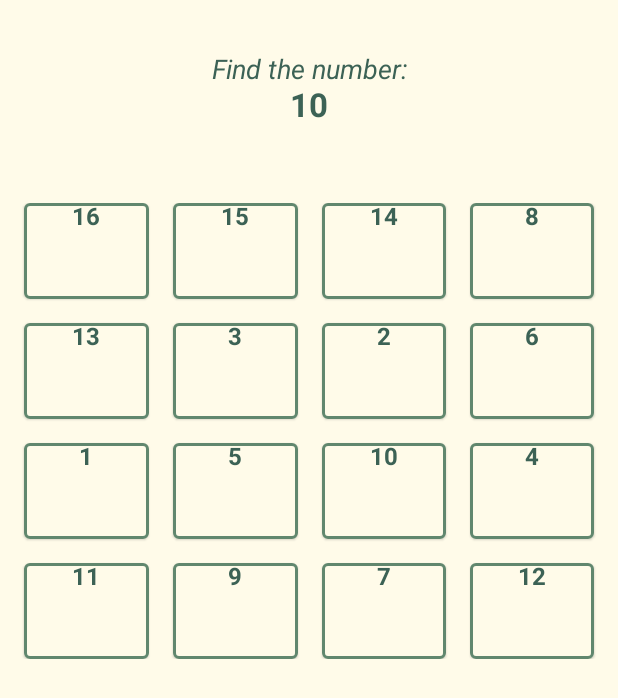
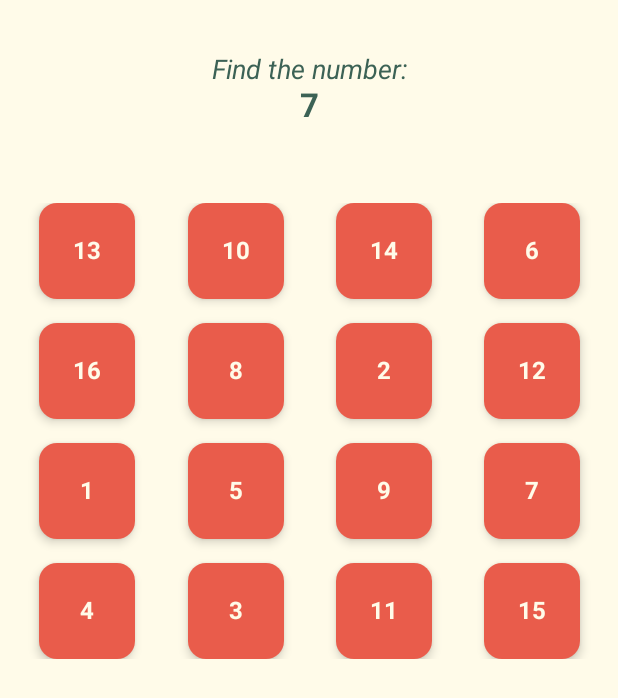
Before and after one commit to gbilgeturk/fick, an Android app built with Jetpack Compose: the GameScreen screen opened through its navigation route, on a phone screen of 412 x 824 dp. Shown: the top 698 px of the screen. Run offline under Robolectric (Android 15) with nearby library versions, the phone set to English and light mode, and no system bars; our stand-ins replace constraintlayout-compose.

Commit message:
change: cell layout

```diff
--- a/app/build.gradle
+++ b/app/build.gradle
@@ -62,5 +62,6 @@ dependencies {
     debugImplementation "androidx.compose.ui:ui-tooling:$compose_ui_version"
     debugImplementation "androidx.compose.ui:ui-test-manifest:$compose_ui_version"
     implementation "androidx.navigation:navigation-compose:2.5.3"
+    implementation "androidx.constraintlayout:constraintlayout-compose:1.0.1"
 
 }
--- a/app/src/main/java/com/gokturk/bilgeturk/fick/MainActivity.kt
+++ b/app/src/main/java/com/gokturk/bilgeturk/fick/MainActivity.kt
@@ -13,15 +13,19 @@ import androidx.activity.compose.LocalOnBackPressedDispatcherOwner
 import androidx.activity.compose.setContent
 import androidx.compose.foundation.BorderStroke
 import androidx.compose.foundation.background
+import androidx.compose.foundation.border
 import androidx.compose.foundation.clickable
 import androidx.compose.foundation.layout.Arrangement
 import androidx.compose.foundation.layout.Box
 import androidx.compose.foundation.layout.Column
+import androidx.compose.foundation.layout.Row
 import androidx.compose.foundation.layout.Spacer
 import androidx.compose.foundation.layout.fillMaxSize
 import androidx.compose.foundation.layout.fillMaxWidth
 import androidx.compose.foundation.layout.height
 import androidx.compose.foundation.layout.padding
+import androidx.compose.foundation.layout.width
+import androidx.compose.foundation.layout.wrapContentSize
 import androidx.compose.foundation.lazy.grid.GridCells
 import androidx.compose.foundation.lazy.grid.LazyVerticalGrid
 import androidx.compose.foundation.lazy.grid.itemsIndexed
@@ -42,6 +46,7 @@ import androidx.compose.runtime.setValue
 import androidx.compose.ui.Alignment
 import androidx.compose.ui.Modifier
 import androidx.compose.ui.graphics.Color
+import androidx.compose.ui.graphics.RectangleShape
 import androidx.compose.ui.platform.LocalContext
 import androidx.compose.ui.res.colorResource
 import androidx.compose.ui.text.font.FontStyle
@@ -49,45 +54,28 @@ import androidx.compose.ui.text.font.FontWeight
 import androidx.compose.ui.text.style.TextAlign
 import androidx.compose.ui.unit.dp
 import androidx.compose.ui.unit.sp
+import androidx.constraintlayout.compose.ConstraintLayout
 import androidx.navigation.NavController
 import androidx.navigation.compose.NavHost
 import androidx.navigation.compose.composable
 import androidx.navigation.compose.rememberNavController
+import com.gokturk.bilgeturk.fick.ui.theme.BorderColor
 import com.gokturk.bilgeturk.fick.ui.theme.FickTheme
+import com.gokturk.bilgeturk.fick.ui.theme.StartTimeColor
+import com.gokturk.bilgeturk.fick.ui.theme.TextColor
 import java.text.SimpleDateFormat
 import java.util.Date
 import kotlin.random.Random
 
 class MainActivity : ComponentActivity() {
 
-
     @SuppressLint("UnrememberedMutableState")
     override fun onCreate(savedInstanceState: Bundle?) {
         super.onCreate(savedInstanceState)
         setContent {
             FickTheme {
-                val staticList by remember {
-                    mutableStateOf(mutableListOf(
-                        ItemData(1, false),
-                        ItemData(2, false),
-                        ItemData(3, false),
-                        ItemData(4, false),
-                        ItemData(5, false),
-                        ItemData(6, false),
-                        ItemData(7, false),
-                        ItemData(8, false),
-                        ItemData(9, false),
-                        ItemData(10, false),
-                        ItemData(11, false),
-                        ItemData(12, false),
-                        ItemData(13, false),
-                        ItemData(14, false),
-                        ItemData(15, false),
-                        ItemData(16, false)
-                    ).apply {
-                        this.shuffle()
-                    })
-                }
+                var staticList = shuffleList()
+
                 val context = LocalContext.current
                 var ch = Chronometer(context)
                 ch.isCountDown = false
@@ -110,6 +98,7 @@ class MainActivity : ComponentActivity() {
                         composable(route = "Game") {
                             /* Using composable function */
                             ch.start()
+                            staticList = shuffleList()
                             GameScreen(navController, staticList, ch)
                         }
                     }
@@ -164,7 +153,7 @@ fun GameScreen(navController: NavController, staticList: MutableList<ItemData>,
     Column(
         modifier = Modifier
             .fillMaxSize()
-            .background(colorResource(R.color.start_time))
+            .background(StartTimeColor)
     ) {
         Spacer(modifier = Modifier.height(36.dp))
         if (!isGameOver) {
@@ -173,7 +162,7 @@ fun GameScreen(navController: NavController, staticList: MutableList<ItemData>,
                 text = "Find the number:",
                 textAlign = TextAlign.Center,
                 fontSize = 18.sp,
-                color = colorResource(R.color.text_color),
+                color = TextColor,
                 fontStyle = FontStyle.Italic
             )
         }
@@ -182,7 +171,7 @@ fun GameScreen(navController: NavController, staticList: MutableList<ItemData>,
             text = wanted,
             textAlign = TextAlign.Center,
             fontSize = 22.sp,
-            color = colorResource(R.color.text_color),
+            color = TextColor,
             fontStyle = FontStyle.Normal,
             fontWeight = FontWeight.Bold
         )
@@ -220,12 +209,12 @@ fun GameScreen(navController: NavController, staticList: MutableList<ItemData>,
                 text = finishTime,
                 textAlign = TextAlign.Center,
                 fontSize = 18.sp,
-                color = colorResource(R.color.text_color)
+                color = TextColor
             )
             Button(modifier = Modifier
                 .fillMaxWidth()
                 .padding(36.dp),
-                colors = ButtonDefaults.buttonColors(backgroundColor = colorResource(R.color.border_color)),
+                colors = ButtonDefaults.buttonColors(backgroundColor = BorderColor),
                 shape = RoundedCornerShape(64),
                 onClick = {
                     navController.popBackStack()
@@ -234,19 +223,12 @@ fun GameScreen(navController: NavController, staticList: MutableList<ItemData>,
                     }
                     isGameOver = false
                 }) {
-                Text(text = " you can do better ", textAlign = TextAlign.Center, fontSize = 16.sp, color = colorResource(R.color.start_time))
+                Text(text = " you can do better ", textAlign = TextAlign.Center, fontSize = 16.sp, color = StartTimeColor)
             }
         }
 
     }
 }
-
-fun convertLongToTime(time: Long): String {
-    val date = Date(time)
-    val format = SimpleDateFormat("HH:mm")
-    return format.format(date)
-}
-
 
 private fun controlEquality(first: Int, second: Int): Boolean {
     Log.e("First", "$first")
@@ -257,7 +239,7 @@ private fun controlEquality(first: Int, second: Int): Boolean {
 private fun generateWantedNumber(list: List<ItemData>, onFinish: (() -> Unit)? = null): String {
     list.filter { !it.itemStatus }.apply {
         if (this.size != 0) {
-            val randomIndex = Random.nextInt(this.size)
+            val randomIndex = Random(System.currentTimeMillis()).nextInt(this.size)
             val randomElement = this[randomIndex]
             return randomElement.itemValue.toString()
         } else {
@@ -269,21 +251,68 @@ private fun generateWantedNumber(list: List<ItemData>, onFinish: (() -> Unit)? =
 
 @Composable
 fun Cell(itemData: ItemData, index: Int, onCellClicked: (Int) -> Unit) {
+    Column(
+        modifier = Modifier
+            .fillMaxSize(),
+        verticalArrangement = Arrangement.SpaceEvenly,
+        horizontalAlignment = Alignment.CenterHorizontally
+    ) {
         Card(
             modifier = Modifier
-            .height(64.dp)
-            .height(64.dp)
                 .clickable {
                     Log.e("cell index", "$index")
                     onCellClicked.invoke(index)
-            }, border = BorderStroke(2.dp, colorResource(R.color.border_color)), backgroundColor = colorResource(R.color.start_time)
+                }
+                .width(64.dp)
+                .height(64.dp),
+            backgroundColor = Color(0xFFE95C4B),
+            elevation = 4.dp,
+            shape = RoundedCornerShape(12.dp),
         ) {
+            ConstraintLayout(modifier = Modifier.fillMaxSize()) {
+                val (text) = createRefs()
                 Text(
+                    modifier = Modifier.constrainAs(text) {
+                        top.linkTo(parent.top)
+                        start.linkTo(parent.start)
+                        end.linkTo(parent.end)
+                        bottom.linkTo(parent.bottom)
+                    },
                     text = itemData.itemValue.toString(),
-            textAlign = TextAlign.Center,
-            color = colorResource(R.color.text_color),
-            fontWeight = FontWeight.Bold
+                    color = StartTimeColor,
+                    fontWeight = FontWeight.Bold,
+                    textAlign = TextAlign.Center
+
                 )
+            }
+
+
+        }
+    }
+
+
+}
+
+private fun shuffleList(): MutableList<ItemData> {
+    return mutableListOf(
+        ItemData(1, false),
+        ItemData(2, false),
+        ItemData(3, false),
+        ItemData(4, false),
+        ItemData(5, false),
+        ItemData(6, false),
+        ItemData(7, false),
+        ItemData(8, false),
+        ItemData(9, false),
+        ItemData(10, false),
+        ItemData(11, false),
+        ItemData(12, false),
+        ItemData(13, false),
+        ItemData(14, false),
+        ItemData(15, false),
+        ItemData(16, false)
+    ).apply {
+        this.shuffle()
     }
 }
 
--- a/app/src/main/java/com/gokturk/bilgeturk/fick/ui/theme/Color.kt
+++ b/app/src/main/java/com/gokturk/bilgeturk/fick/ui/theme/Color.kt
@@ -6,3 +6,7 @@ val Purple200 = Color(0xFFBB86FC)
 val Purple500 = Color(0xFF6200EE)
 val Purple700 = Color(0xFF3700B3)
 val Teal200 = Color(0xFF03DAC5)
+val BorderColor = Color(0xFF61876E)
+val TextColor = Color(0xFF3C6255)
+val FinishColor = Color(0xFFFF6E31)
+val StartTimeColor = Color(0xFFFFFBE9)
```
Lines whose indentation alone changed are shown as unchanged.
